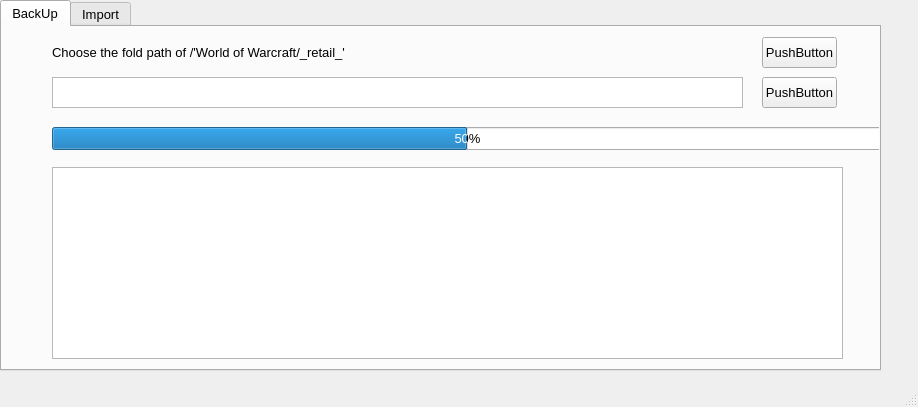
Above: wow-addons-helper/mainUI.ui from FontaineGuo/PythonToolbox before the change. Below: the same form after it.
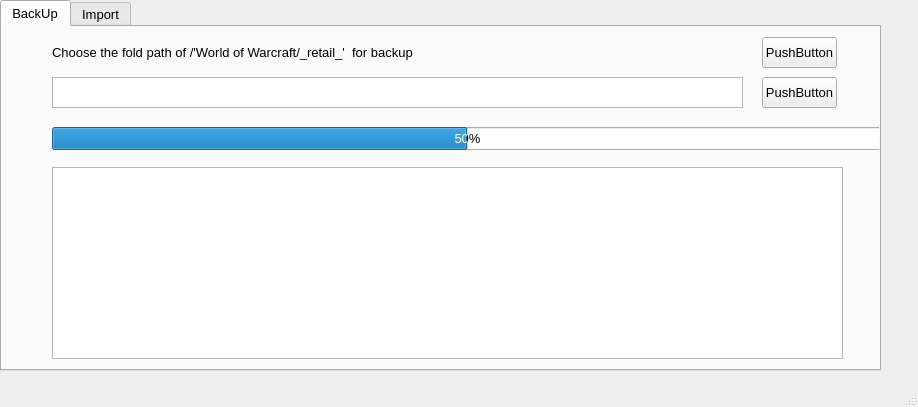
That is the form after the change.

Diff of the .ui file:
```diff
--- a/wow-addons-helper/mainUI.ui
+++ b/wow-addons-helper/mainUI.ui
@@ -102,7 +102,7 @@
        </font>
       </property>
       <property name="text">
-       <string>Choose the fold path of /'World of Warcraft/_retail_'</string>
+       <string>Choose the fold path of /'World of Warcraft/_retail_'  for backup</string>
       </property>
      </widget>
      <widget class="QPushButton" name="lb1_chose_btn_two">
```
Left out of the diff: 4 changed lines with no effect on the pictures.
